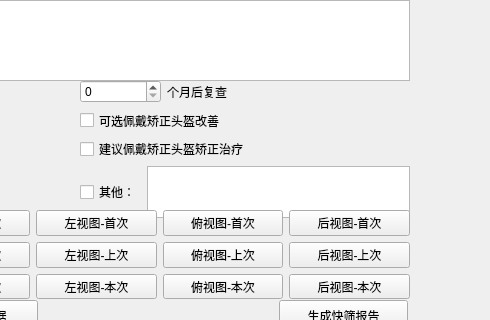
Before: the Qt Designer form src/meshlab/dialogs/sliceDialog.ui in voyax/bcat, drawn with Qt 5; both pictures show x 101 to 591 and y 0 to 320 of the 966 by 917 pixel window.
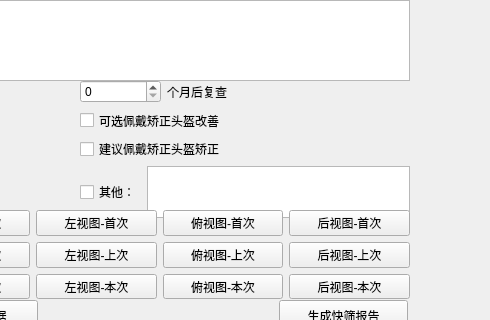
After: the same form once the commit is applied.

Commit message:
Refine P1 helmet advice wording and align P2 comparison title
- P1 指导建议: drop "治疗" from "建议佩戴矫正头盔矫正" advice text in
  sliceDialog and both report templates
- P2: rename "治疗前后对比" to "佩戴前后对比" and recenter the title over
  the middle column of the comparative scan image (x=767 width=616, with
  AlignHCenter)

```diff
--- a/src/meshlab/dialogs/sliceDialog.ui
+++ b/src/meshlab/dialogs/sliceDialog.ui
@@ -260,7 +260,7 @@
          <item>
           <widget class="QCheckBox" name="checkBox_useHelmet">
            <property name="text">
-            <string>建议佩戴矫正头盔矫正治疗</string>
+            <string>建议佩戴矫正头盔矫正</string>
            </property>
           </widget>
          </item>
```
The commit also changes 2 other files.
